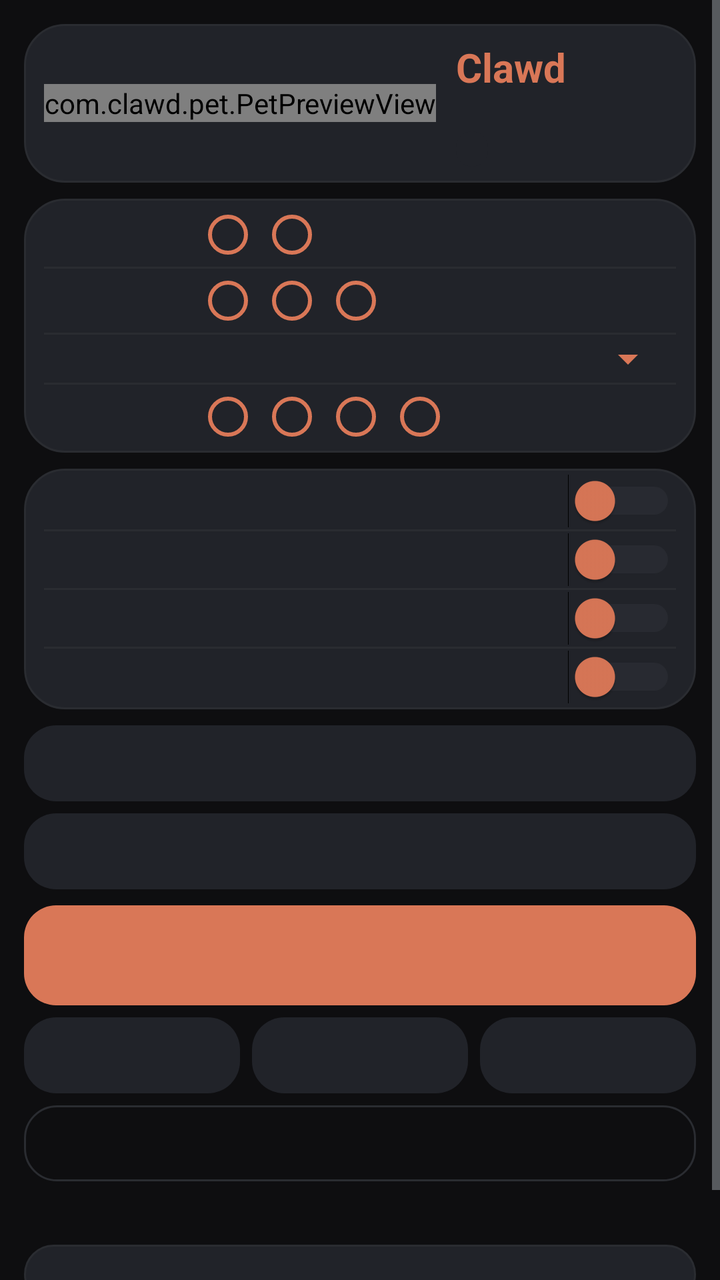
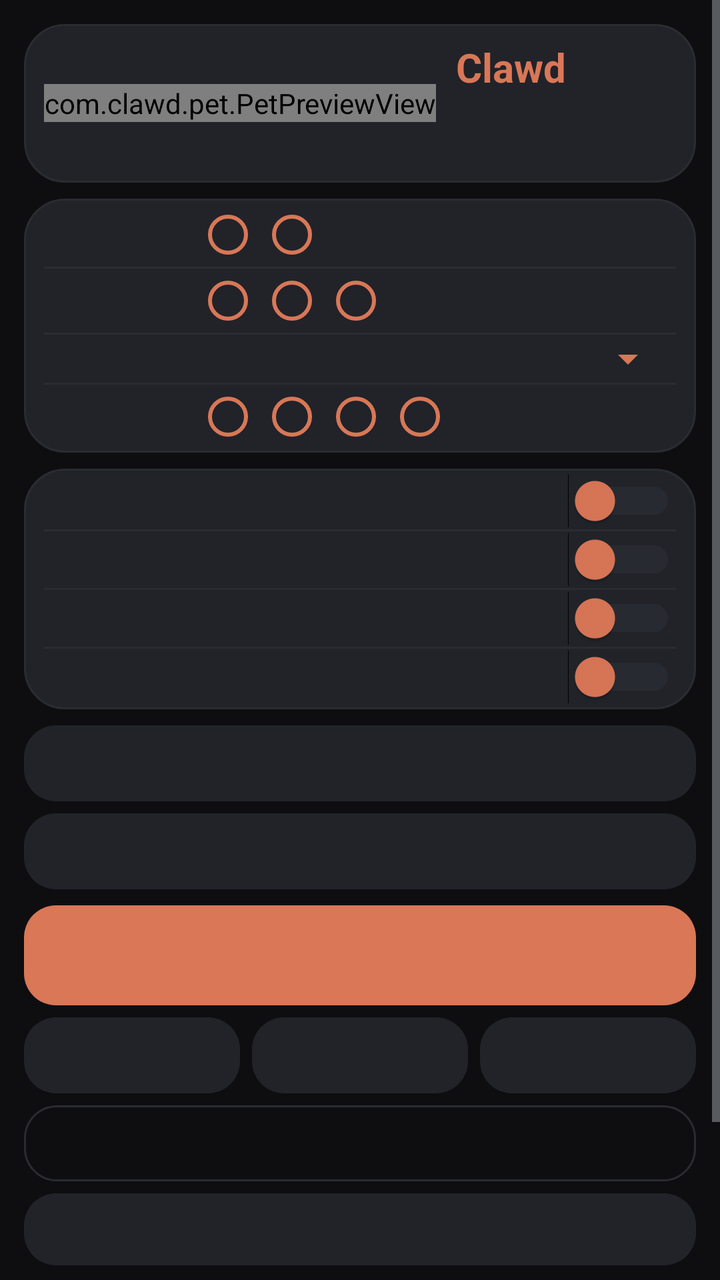

An Android layout rendered at two revisions. The XML below is the earlier revision; the diff shows what the commit changed to produce the second picture.
<!-- AndroidManifest.xml: application theme AppTheme -->
<!-- res/layout/activity_main.xml -->
<?xml version="1.0" encoding="utf-8"?>
<ScrollView xmlns:android="http://schemas.android.com/apk/res/android"
    android:layout_width="match_parent"
    android:layout_height="match_parent"
    android:background="@color/bg"
    android:fillViewport="true">

    <LinearLayout
        android:layout_width="match_parent"
        android:layout_height="wrap_content"
        android:orientation="vertical"
        android:paddingStart="12dp"
        android:paddingTop="12dp"
        android:paddingEnd="12dp"
        android:paddingBottom="16dp">

        
        <LinearLayout
            android:layout_width="match_parent"
            android:layout_height="wrap_content"
            android:layout_marginBottom="8dp"
            android:background="@drawable/card_bg"
            android:gravity="center_vertical"
            android:orientation="horizontal"
            android:paddingStart="10dp"
            android:paddingTop="8dp"
            android:paddingEnd="10dp"
            android:paddingBottom="8dp">

            <com.clawd.pet.PetPreviewView
                android:id="@+id/preview"
                android:layout_width="wrap_content"
                android:layout_height="wrap_content" />

            <LinearLayout
                android:layout_width="0dp"
                android:layout_height="wrap_content"
                android:layout_marginStart="10dp"
                android:layout_weight="1"
                android:orientation="vertical">

                <TextView
                    android:layout_width="wrap_content"
                    android:layout_height="wrap_content"
                    android:text="Clawd"
                    android:textColor="@color/accent"
                    android:textSize="20sp"
                    android:textStyle="bold" />

                <TextView
                    android:id="@+id/tvSubtitle"
                    android:layout_width="wrap_content"
                    android:layout_height="wrap_content"
                    android:layout_marginTop="1dp"
                    android:textColor="@color/muted"
                    android:textSize="10sp" />

                <TextView
                    android:id="@+id/tvStatus"
                    android:layout_width="wrap_content"
                    android:layout_height="wrap_content"
                    android:layout_marginTop="4dp"
                    android:background="@drawable/pill"
                    android:paddingStart="8dp"
                    android:paddingTop="2dp"
                    android:paddingEnd="8dp"
                    android:paddingBottom="2dp"
                    android:textColor="@color/muted"
                    android:textSize="10sp" />
            </LinearLayout>
        </LinearLayout>

        
        <LinearLayout
            android:layout_width="match_parent"
            android:layout_height="wrap_content"
            android:layout_marginBottom="8dp"
            android:background="@drawable/card_bg"
            android:orientation="vertical"
            android:paddingStart="10dp"
            android:paddingTop="2dp"
            android:paddingEnd="10dp"
            android:paddingBottom="2dp">

            <LinearLayout
                android:layout_width="match_parent"
                android:layout_height="wrap_content"
                android:gravity="center_vertical"
                android:orientation="horizontal">

                <TextView
                    android:id="@+id/tvLanguage"
                    android:layout_width="76dp"
                    android:layout_height="wrap_content"
                    android:letterSpacing="0.08"
                    android:textAllCaps="true"
                    android:textColor="@color/muted"
                    android:textSize="10sp" />

                <RadioGroup
                    android:id="@+id/rgLang"
                    android:layout_width="0dp"
                    android:layout_height="wrap_content"
                    android:layout_weight="1"
                    android:orientation="horizontal">

                    <RadioButton
                        android:id="@+id/rbRu"
                        android:layout_width="wrap_content"
                        android:layout_height="wrap_content"
                        android:buttonTint="@color/accent"
                        android:minWidth="0dp"
                        android:paddingTop="4dp"
                        android:paddingBottom="4dp"
                        android:textSize="11sp" />

                    <RadioButton
                        android:id="@+id/rbEn"
                        android:layout_width="wrap_content"
                        android:layout_height="wrap_content"
                        android:buttonTint="@color/accent"
                        android:minWidth="0dp"
                        android:paddingTop="4dp"
                        android:paddingBottom="4dp"
                        android:textSize="11sp" />
                </RadioGroup>
            </LinearLayout>

            <View
                android:layout_width="match_parent"
                android:layout_height="1dp"
                android:background="@color/line" />

            <LinearLayout
                android:layout_width="match_parent"
                android:layout_height="wrap_content"
                android:gravity="center_vertical"
                android:orientation="horizontal">

                <TextView
                    android:id="@+id/tvSize"
                    android:layout_width="76dp"
                    android:layout_height="wrap_content"
                    android:letterSpacing="0.08"
                    android:textAllCaps="true"
                    android:textColor="@color/muted"
                    android:textSize="10sp" />

                <RadioGroup
                    android:id="@+id/rgSize"
                    android:layout_width="0dp"
                    android:layout_height="wrap_content"
                    android:layout_weight="1"
                    android:orientation="horizontal">

                    <RadioButton
                        android:id="@+id/rbSize0"
                        android:layout_width="wrap_content"
                        android:layout_height="wrap_content"
                        android:buttonTint="@color/accent"
                        android:minWidth="0dp"
                        android:paddingTop="4dp"
                        android:paddingBottom="4dp"
                        android:textSize="11sp" />

                    <RadioButton
                        android:id="@+id/rbSize1"
                        android:layout_width="wrap_content"
                        android:layout_height="wrap_content"
                        android:buttonTint="@color/accent"
                        android:minWidth="0dp"
                        android:paddingTop="4dp"
                        android:paddingBottom="4dp"
                        android:textSize="11sp" />

                    <RadioButton
                        android:id="@+id/rbSize2"
                        android:layout_width="wrap_content"
                        android:layout_height="wrap_content"
                        android:buttonTint="@color/accent"
                        android:minWidth="0dp"
                        android:paddingTop="4dp"
                        android:paddingBottom="4dp"
                        android:textSize="11sp" />
                </RadioGroup>
            </LinearLayout>

            <View
                android:layout_width="match_parent"
                android:layout_height="1dp"
                android:background="@color/line" />

            <LinearLayout
                android:layout_width="match_parent"
                android:layout_height="wrap_content"
                android:gravity="center_vertical"
                android:orientation="horizontal">

                <TextView
                    android:id="@+id/tvColor"
                    android:layout_width="76dp"
                    android:layout_height="wrap_content"
                    android:letterSpacing="0.08"
                    android:textAllCaps="true"
                    android:textColor="@color/muted"
                    android:textSize="10sp" />

                <Spinner
                    android:id="@+id/spColor"
                    android:layout_width="0dp"
                    android:layout_height="wrap_content"
                    android:layout_weight="1"
                    android:backgroundTint="@color/accent" />
            </LinearLayout>

            <View
                android:layout_width="match_parent"
                android:layout_height="1dp"
                android:background="@color/line" />

            <LinearLayout
                android:layout_width="match_parent"
                android:layout_height="wrap_content"
                android:gravity="center_vertical"
                android:orientation="horizontal">

                <TextView
                    android:id="@+id/tvSleep"
                    android:layout_width="76dp"
                    android:layout_height="wrap_content"
                    android:letterSpacing="0.08"
                    android:textAllCaps="true"
                    android:textColor="@color/muted"
                    android:textSize="10sp" />

                <HorizontalScrollView
                    android:layout_width="0dp"
                    android:layout_height="wrap_content"
                    android:layout_weight="1"
                    android:scrollbars="none">

                    <RadioGroup
                        android:id="@+id/rgSleep"
                        android:layout_width="wrap_content"
                        android:layout_height="wrap_content"
                        android:orientation="horizontal">

                        <RadioButton
                            android:id="@+id/rbSleep1"
                            android:layout_width="wrap_content"
                            android:layout_height="wrap_content"
                            android:buttonTint="@color/accent"
                            android:minWidth="0dp"
                            android:paddingTop="4dp"
                            android:paddingBottom="4dp"
                            android:textSize="11sp" />

                        <RadioButton
                            android:id="@+id/rbSleep3"
                            android:layout_width="wrap_content"
                            android:layout_height="wrap_content"
                            android:buttonTint="@color/accent"
                            android:minWidth="0dp"
                            android:paddingTop="4dp"
                            android:paddingBottom="4dp"
                            android:textSize="11sp" />

                        <RadioButton
                            android:id="@+id/rbSleep10"
                            android:layout_width="wrap_content"
                            android:layout_height="wrap_content"
                            android:buttonTint="@color/accent"
                            android:minWidth="0dp"
                            android:paddingTop="4dp"
                            android:paddingBottom="4dp"
                            android:textSize="11sp" />

                        <RadioButton
                            android:id="@+id/rbSleepNever"
                            android:layout_width="wrap_content"
                            android:layout_height="wrap_content"
                            android:buttonTint="@color/accent"
                            android:minWidth="0dp"
                            android:paddingTop="4dp"
                            android:paddingBottom="4dp"
                            android:textSize="11sp" />
                    </RadioGroup>
                </HorizontalScrollView>
            </LinearLayout>
        </LinearLayout>

        
        <LinearLayout
            android:layout_width="match_parent"
            android:layout_height="wrap_content"
            android:layout_marginBottom="8dp"
            android:background="@drawable/card_bg"
            android:orientation="vertical"
            android:paddingStart="10dp"
            android:paddingTop="2dp"
            android:paddingEnd="10dp"
            android:paddingBottom="2dp">

            <Switch
                android:id="@+id/swWander"
                android:layout_width="match_parent"
                android:layout_height="wrap_content"
                android:paddingTop="6dp"
                android:paddingBottom="6dp"
                android:textSize="12sp"
                android:thumbTint="@color/accent"
                android:trackTint="@color/track" />

            <View
                android:layout_width="match_parent"
                android:layout_height="1dp"
                android:background="@color/line" />

            <Switch
                android:id="@+id/swPhrases"
                android:layout_width="match_parent"
                android:layout_height="wrap_content"
                android:paddingTop="6dp"
                android:paddingBottom="6dp"
                android:textSize="12sp"
                android:thumbTint="@color/accent"
                android:trackTint="@color/track" />

            <View
                android:layout_width="match_parent"
                android:layout_height="1dp"
                android:background="@color/line" />

            <Switch
                android:id="@+id/swGravity"
                android:layout_width="match_parent"
                android:layout_height="wrap_content"
                android:paddingTop="6dp"
                android:paddingBottom="6dp"
                android:textSize="12sp"
                android:thumbTint="@color/accent"
                android:trackTint="@color/track" />

            <View
                android:layout_width="match_parent"
                android:layout_height="1dp"
                android:background="@color/line" />

            <Switch
                android:id="@+id/swDance"
                android:layout_width="match_parent"
                android:layout_height="wrap_content"
                android:paddingTop="6dp"
                android:paddingBottom="6dp"
                android:textSize="12sp"
                android:thumbTint="@color/accent"
                android:trackTint="@color/track" />
        </LinearLayout>

        
        <Button
            android:id="@+id/btnOverlay"
            android:layout_width="match_parent"
            android:layout_height="38dp"
            android:layout_marginBottom="6dp"
            android:background="@drawable/ripple_soft"
            android:elevation="0dp"
            android:stateListAnimator="@null"
            android:textAllCaps="false"
            android:textColor="@color/text"
            android:textSize="11sp" />

        <Button
            android:id="@+id/btnBattery"
            android:layout_width="match_parent"
            android:layout_height="38dp"
            android:layout_marginBottom="8dp"
            android:background="@drawable/ripple_soft"
            android:elevation="0dp"
            android:stateListAnimator="@null"
            android:textAllCaps="false"
            android:textColor="@color/text"
            android:textSize="11sp" />

        
        <Button
            android:id="@+id/btnStart"
            android:layout_width="match_parent"
            android:layout_height="50dp"
            android:background="@drawable/ripple_accent"
            android:elevation="0dp"
            android:stateListAnimator="@null"
            android:textAllCaps="false"
            android:textColor="@color/on_accent"
            android:textSize="14sp"
            android:textStyle="bold" />

        
        <LinearLayout
            android:layout_width="match_parent"
            android:layout_height="wrap_content"
            android:layout_marginTop="6dp"
            android:orientation="horizontal">

            <Button
                android:id="@+id/btnHide"
                android:layout_width="0dp"
                android:layout_height="38dp"
                android:layout_weight="1"
                android:background="@drawable/ripple_soft"
                android:elevation="0dp"
                android:stateListAnimator="@null"
                android:textAllCaps="false"
                android:textColor="@color/text"
                android:textSize="11sp" />

            <Button
                android:id="@+id/btnResetPos"
                android:layout_width="0dp"
                android:layout_height="38dp"
                android:layout_marginStart="6dp"
                android:layout_weight="1"
                android:background="@drawable/ripple_soft"
                android:elevation="0dp"
                android:stateListAnimator="@null"
                android:textAllCaps="false"
                android:textColor="@color/text"
                android:textSize="11sp" />

            <Button
                android:id="@+id/btnTamagotchi"
                android:layout_width="0dp"
                android:layout_height="38dp"
                android:layout_marginStart="6dp"
                android:layout_weight="1"
                android:background="@drawable/ripple_soft"
                android:elevation="0dp"
                android:stateListAnimator="@null"
                android:textAllCaps="false"
                android:textColor="@color/text"
                android:textSize="11sp" />
        </LinearLayout>

        <Button
            android:id="@+id/btnStop"
            android:layout_width="match_parent"
            android:layout_height="38dp"
            android:layout_marginTop="6dp"
            android:background="@drawable/ripple_outline"
            android:elevation="0dp"
            android:stateListAnimator="@null"
            android:textAllCaps="false"
            android:textColor="@color/text"
            android:textSize="11sp" />

        <TextView
            android:id="@+id/tvHint"
            android:layout_width="match_parent"
            android:layout_height="wrap_content"
            android:layout_marginTop="12dp"
            android:lineSpacingExtra="2dp"
            android:textColor="@color/muted"
            android:textSize="10sp" />

        <TextView
            android:id="@+id/tvTips"
            android:layout_width="match_parent"
            android:layout_height="wrap_content"
            android:layout_marginTop="6dp"
            android:background="@drawable/card_bg"
            android:lineSpacingExtra="2dp"
            android:padding="8dp"
            android:textColor="@color/muted"
            android:textSize="10sp" />

        <TextView
            android:id="@+id/tvNoNet"
            android:layout_width="match_parent"
            android:layout_height="wrap_content"
            android:layout_marginTop="8dp"
            android:gravity="center"
            android:textColor="@color/muted"
            android:textSize="9sp" />
    </LinearLayout>
</ScrollView>
<!-- resources referenced by this layout -->
<resources>
  <color name="accent">#FFD97757</color>
  <color name="bg">#FF0E0E10</color>
  <color name="line">#FF2A2C31</color>
  <color name="muted">#FF9AA0A6</color>
  <color name="on_accent">#FF1A120E</color>
  <color name="text">#FFEDEDED</color>
  <color name="track">#FF3A3C42</color>
  <!-- drawable card_bg (drawable) -->
  <?xml version="1.0" encoding="utf-8"?>
  <shape xmlns:android="http://schemas.android.com/apk/res/android"
      android:shape="rectangle">
      <solid android:color="@color/btn_soft" />
      <corners android:radius="20dp" />
      <stroke
          android:width="1dp"
          android:color="@color/line" />
  </shape>
  <!-- drawable pill (drawable) -->
  <?xml version="1.0" encoding="utf-8"?>
  <shape xmlns:android="http://schemas.android.com/apk/res/android"
      android:shape="rectangle">
      <solid android:color="@color/btn_soft" />
      <corners android:radius="100dp" />
  </shape>
  <!-- drawable ripple_accent (drawable) -->
  <?xml version="1.0" encoding="utf-8"?>
  <ripple xmlns:android="http://schemas.android.com/apk/res/android"
      android:color="#33FFFFFF">
      <item>
          <shape android:shape="rectangle">
              <solid android:color="@color/accent" />
              <corners android:radius="16dp" />
          </shape>
      </item>
  </ripple>
  <!-- drawable ripple_outline (drawable) -->
  <?xml version="1.0" encoding="utf-8"?>
  <ripple xmlns:android="http://schemas.android.com/apk/res/android"
      android:color="#33FFFFFF">
      <item>
          <shape android:shape="rectangle">
              <solid android:color="#0017171C" />
              <stroke
                  android:width="1dp"
                  android:color="@color/line" />
              <corners android:radius="16dp" />
          </shape>
      </item>
  </ripple>
  <!-- drawable ripple_soft (drawable) -->
  <?xml version="1.0" encoding="utf-8"?>
  <ripple xmlns:android="http://schemas.android.com/apk/res/android"
      android:color="#33FFFFFF">
      <item>
          <shape android:shape="rectangle">
              <solid android:color="@color/btn_soft" />
              <corners android:radius="16dp" />
          </shape>
      </item>
  </ripple>
  <style name="AppTheme" parent="@android:style/Theme.Material.NoActionBar">
          <item name="android:windowBackground">@color/bg</item>
          <item name="android:colorBackground">@color/bg</item>
          <item name="android:colorAccent">@color/accent</item>
          <item name="android:colorPrimary">@color/accent</item>
          <item name="android:colorPrimaryDark">@color/bg</item>
          <item name="android:colorControlActivated">@color/accent</item>
          <item name="android:statusBarColor">@color/bg</item>
          <item name="android:navigationBarColor">@color/bg</item>
          <item name="android:windowLightStatusBar">false</item>
          <item name="android:windowLightNavigationBar">false</item>
          <item name="android:textColorPrimary">@color/text</item>
          <item name="android:textColorSecondary">@color/muted</item>
      </style>
  <color name="btn_soft">#FF212329</color>
</resources>

<!-- the commit's change to res/layout/activity_main.xml (unified diff, before → after) -->
@@ -453,6 +453,18 @@
             android:textColor="@color/text"
             android:textSize="11sp" />
 
+        <Button
+            android:id="@+id/btnShare"
+            android:layout_width="match_parent"
+            android:layout_height="36dp"
+            android:layout_marginTop="6dp"
+            android:background="@drawable/ripple_soft"
+            android:elevation="0dp"
+            android:stateListAnimator="@null"
+            android:textAllCaps="false"
+            android:textColor="@color/muted"
+            android:textSize="11sp" />
+
         <TextView
             android:id="@+id/tvHint"
             android:layout_width="match_parent"
